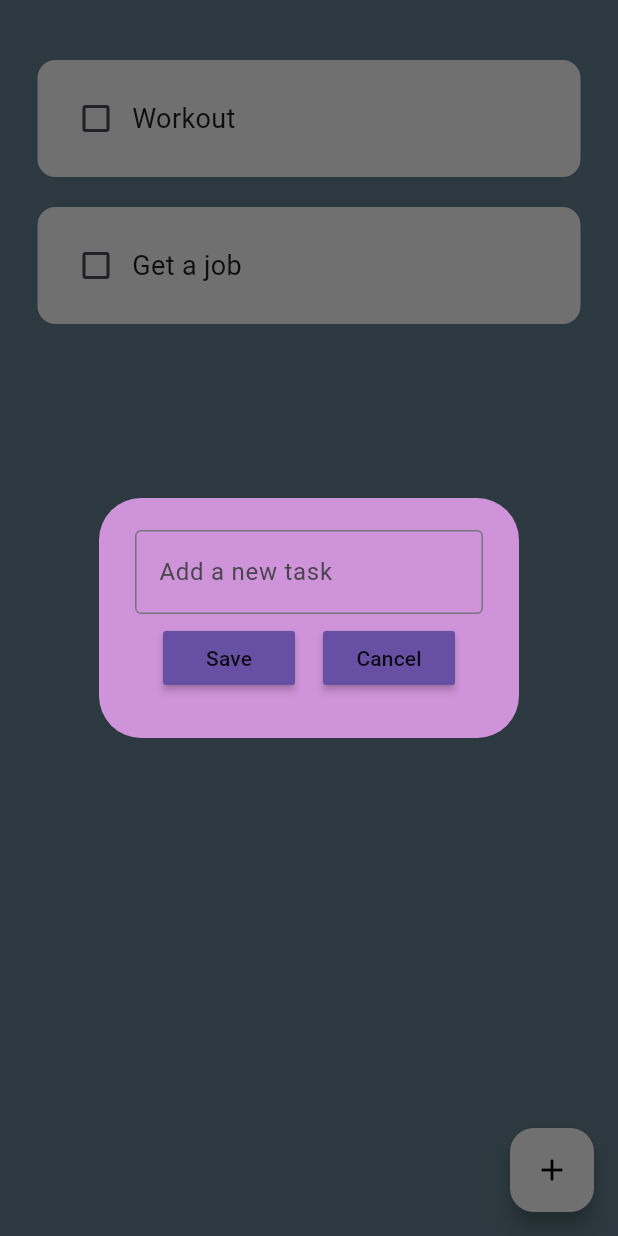
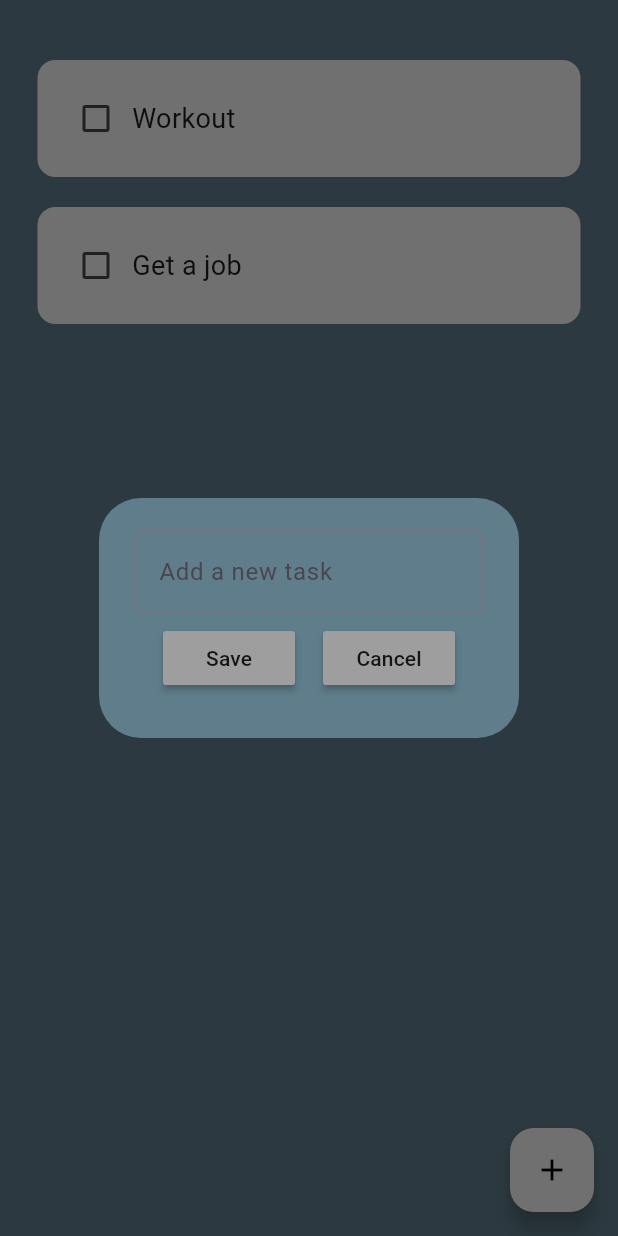
Before and after one commit to MrUnAnonymous/flutter-toDoList, a Flutter app: the screen it shows after launch, after a tap on the "add" icon, on a phone screen of 412 x 824 dp. Run offline on Flutter 3.47's test engine with Material 3 defaults, Android fonts, the phone set to English and light mode, and no system bars; drawn by our look-alikes of flutter_slidable; our stand-ins replace hive_flutter; accounts and stored records are empty.

```diff
--- a/to_do_list/lib/main.dart
+++ b/to_do_list/lib/main.dart
@@ -17,10 +17,10 @@ class MyApp extends StatelessWidget {
 
   @override
   Widget build(BuildContext context) {
-    return const MaterialApp(
+    return MaterialApp(
       debugShowCheckedModeBanner: false,
       home: Homepage(),
-      // theme: ThemeData(primaryColor: Colors.purple),
+      theme: ThemeData(primaryColor: Colors.black),
     );
   }
 }
--- a/to_do_list/lib/utils/buttons.dart
+++ b/to_do_list/lib/utils/buttons.dart
@@ -9,7 +9,7 @@ class MyButton extends StatelessWidget {
   Widget build(BuildContext context) {
     return MaterialButton(
       onPressed: onPressed,
-      color: Theme.of(context).primaryColor,
+      color: Colors.grey,
       child: Text(text),
     );
   }
--- a/to_do_list/lib/utils/dailog_box.dart
+++ b/to_do_list/lib/utils/dailog_box.dart
@@ -14,16 +14,18 @@ class DialogBox extends StatelessWidget {
   @override
   Widget build(BuildContext context) {
     return AlertDialog(
-      backgroundColor: Colors.purple[200],
-      content: Container(
+      backgroundColor: Colors.blueGrey,
+      content: SizedBox(
         height: 120,
         child:
             Column(mainAxisAlignment: MainAxisAlignment.spaceEvenly, children: [
           //get user input
           TextField(
             controller: controller,
-            decoration: InputDecoration(
-                border: OutlineInputBorder(), hintText: "Add a new task"),
+            decoration: const InputDecoration(
+                border: OutlineInputBorder(
+                    borderSide: BorderSide(color: Colors.black)),
+                hintText: "Add a new task"),
           ),
 
           //buttons
--- a/to_do_list/lib/utils/todo_tile.dart
+++ b/to_do_list/lib/utils/todo_tile.dart
@@ -25,11 +25,11 @@ class ToDoTile extends StatelessWidget {
             onPressed: deleteFunction,
             icon: Icons.delete,
             backgroundColor: Colors.red.shade300,
-            borderRadius: BorderRadius.circular(12),
+            borderRadius: BorderRadius.circular(25),
           )
         ]),
         child: Container(
-          padding: EdgeInsets.all(15),
+          padding: const EdgeInsets.all(15),
           decoration: BoxDecoration(
               color: Colors.grey[100], borderRadius: BorderRadius.circular(12)),
           child: Row(
```
